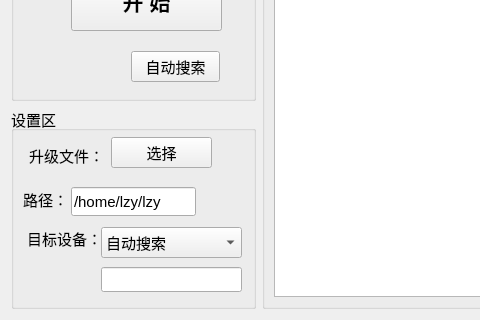
This is ota_updater/home/home_workwid.ui in ChinaClever/MPro-Tools as Qt 5 draws it before an edit; both pictures show x 0 to 480 and y 170 to 490 of the 1002 by 490 pixel window. The edited form follows.
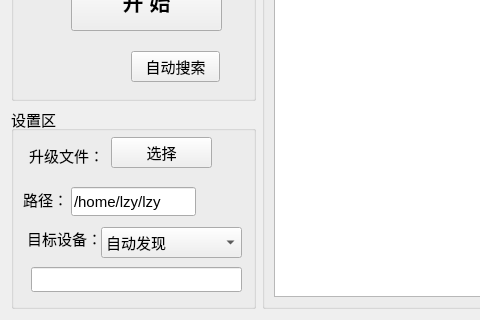
This is the edited form.

What changed in the file:
```diff
--- a/ota_updater/home/home_workwid.ui
+++ b/ota_updater/home/home_workwid.ui
@@ -453,12 +453,7 @@
       </property>
       <item>
        <property name="text">
-        <string>自动搜索</string>
-       </property>
-      </item>
-      <item>
-       <property name="text">
-        <string>指定机房</string>
+        <string>自动发现</string>
        </property>
       </item>
       <item>
@@ -470,9 +465,9 @@
      <widget class="QLineEdit" name="targetEdit">
       <property name="geometry">
        <rect>
-        <x>90</x>
+        <x>20</x>
         <y>160</y>
-        <width>141</width>
+        <width>211</width>
         <height>25</height>
        </rect>
       </property>
```
Left out of the diff: 5 changed lines with no effect on the pictures.
